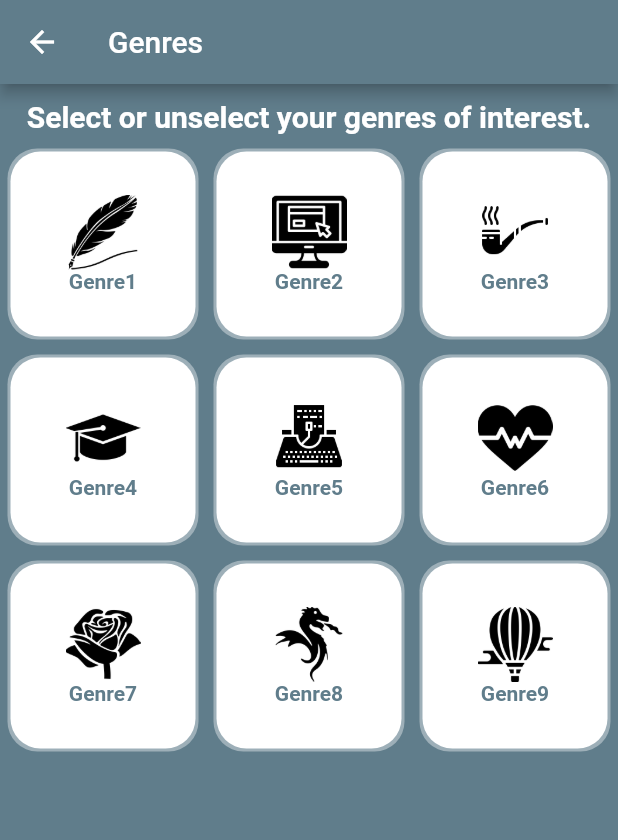
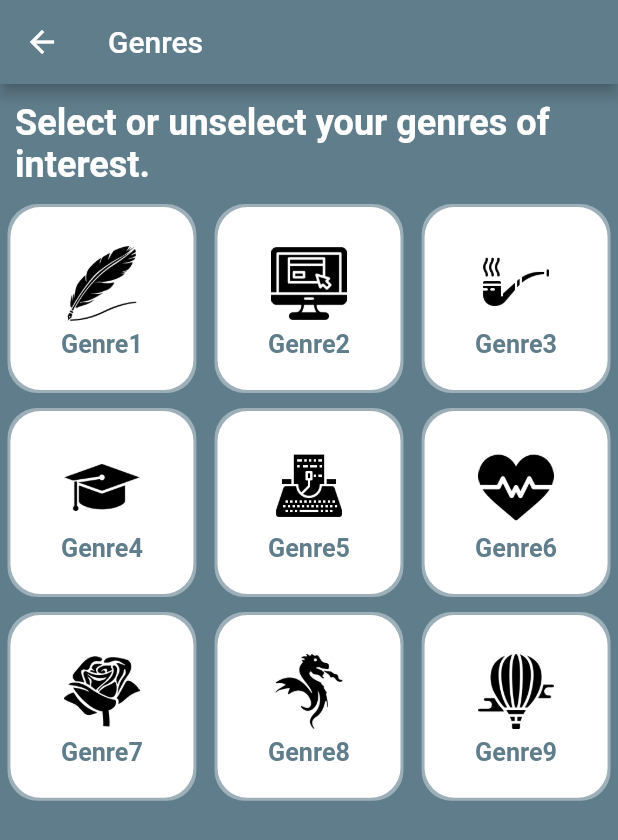
Before and after one commit to Wayabook/BookifyMultiplatformApp, a Flutter app: the ProfilePage screen opened directly, after a tap on "Add Genre", on a phone screen of 412 x 824 dp. Shown: the top 840 px of the screen. Run offline on Flutter 3.47's test engine with Material 2 defaults, Android fonts, the phone set to English and light mode, and no system bars; our stand-ins replace auto_size_text, bordered_text, confetti, flutter_rating_bar, flutter_svg, flutter_swiper and 3 more; missing offline and left inert: custom_navigator, flutter_page_indicator; network calls fail.

Commit message:
[WIP] Make app responsive. Genres Grids made responsive.

```diff
--- a/lib/LayoutWidgets/Cards/genre_card.dart
+++ b/lib/LayoutWidgets/Cards/genre_card.dart
@@ -2,6 +2,7 @@ import 'package:bookifyapp/Design/constants.dart';
 import 'package:bookifyapp/Enums/button_type.dart';
 import 'package:bookifyapp/LayoutWidgets/Cards/genre_container.dart';
 import 'package:bookifyapp/Models/Genre.dart';
+import 'package:bookifyapp/SizeConfig.dart';
 import 'package:bordered_text/bordered_text.dart';
 import 'package:flutter/material.dart';
 
@@ -23,16 +24,20 @@ class GenreCard extends StatelessWidget {
           onAddGenrePressed(ButtonType.edit_genres_list, context);
         },
         child: Card(
-          margin: EdgeInsets.all(10),
+          margin: EdgeInsets.all((1.46 * SizeConfig.heightMultiplier)),
           shape: RoundedRectangleBorder(
-            borderRadius: BorderRadius.circular(20.0),
+            borderRadius: BorderRadius.circular(
+                (4.86 * SizeConfig.imageSizeMultiplier)
+            ),
           ),
-          elevation: 10,
+          elevation: (1.46 * SizeConfig.heightMultiplier),
           child: Container(
-              width: 110,
+              width: (26.76 * SizeConfig.widthMultiplier),
               //height: double.infinity,
               decoration: BoxDecoration(
-                  borderRadius: BorderRadius.circular(20),
+                  borderRadius: BorderRadius.circular(
+                      (4.86 * SizeConfig.imageSizeMultiplier)
+                  ),
                   color: kPrimaryLightColor
               ),
               child: Center(
@@ -43,7 +48,7 @@ class GenreCard extends StatelessWidget {
                       Icon(
                         Icons.add,
                         color: kPrimaryDarkColor,
-                        size: 50,
+                        size: (12.16 * SizeConfig.imageSizeMultiplier),
                       ),
 
                       Text("Add Genre",
@@ -62,16 +67,18 @@ class GenreCard extends StatelessWidget {
     } else {
       return Card(
           color: kPrimaryDarkColor,
-          margin: EdgeInsets.all(10),
+          margin: EdgeInsets.all((1.46 * SizeConfig.heightMultiplier)),
           shape: RoundedRectangleBorder(
-            borderRadius: BorderRadius.circular(20.0),
+            borderRadius: BorderRadius.circular(
+                (4.86 * SizeConfig.imageSizeMultiplier)
+            ),
           ),
-          elevation: 10,
+          elevation: (1.46 * SizeConfig.heightMultiplier),
           child: Row(
             children: <Widget>[
               Container(
-                  width: 50,
-                  height: 100,
+                  width: (12.16 * SizeConfig.widthMultiplier),
+                  height: (53.52 * SizeConfig.widthMultiplier),
                   child: FittedBox(
                     fit: BoxFit.contain,
                     child: BorderedText(
--- a/lib/LayoutWidgets/Cards/genre_container.dart
+++ b/lib/LayoutWidgets/Cards/genre_container.dart
@@ -1,5 +1,6 @@
 import 'package:bookifyapp/Design/constants.dart';
 import 'package:bookifyapp/Models/Genre.dart';
+import 'package:bookifyapp/SizeConfig.dart';
 import 'package:flutter/material.dart';
 
 class GenreContainer extends StatelessWidget {
@@ -8,15 +9,17 @@ class GenreContainer extends StatelessWidget {
   double width;
   double height;
 
-  GenreContainer(this.genre, {this.width = 110, this.height = double.infinity});
+  GenreContainer(this.genre, {this.width = 0, this.height = double.infinity});
 
   @override
   Widget build(BuildContext context) {
+    if(this.width == 0)
+      this.width = (16.17 * SizeConfig.widthMultiplier);
     return Container(
         width: width,
         height: height,
         decoration: BoxDecoration(
-            borderRadius: BorderRadius.circular(20),
+            borderRadius: BorderRadius.circular((4.86 * SizeConfig.imageSizeMultiplier)),
             color: kPrimaryLightColor
         ),
         child: Center(
@@ -26,8 +29,8 @@ class GenreContainer extends StatelessWidget {
               children: <Widget>[
                 Image.asset(
                   "images/" + genre.picture,
-                  height: 50,
-                  width: 50,
+                  height: (7.32 * SizeConfig.heightMultiplier),
+                  width: (12.16 * SizeConfig.widthMultiplier),
                 ),
 
                 Text(genre.name,
@@ -35,6 +38,7 @@ class GenreContainer extends StatelessWidget {
                   style: TextStyle(
                     color: kPrimaryDarkColor,
                     fontWeight: FontWeight.bold,
+                    fontSize: (2.04 * SizeConfig.textMultiplier)
                   ),
                 )
               ],
--- a/lib/LayoutWidgets/Grids/genres_grid.dart
+++ b/lib/LayoutWidgets/Grids/genres_grid.dart
@@ -4,6 +4,8 @@ import 'package:bookifyapp/Models/Genre.dart';
 import 'package:flutter/material.dart';
 import 'package:bookifyapp/Models/User.dart';
 import 'package:provider/provider.dart';
+
+import '../../SizeConfig.dart';
 
 
 
@@ -53,14 +55,14 @@ class _GenresGrid extends State<GenresGrid> with TickerProviderStateMixin{
         key: UniqueKey(),
         shrinkWrap: true,
         crossAxisCount: 3,
-        mainAxisSpacing: 10.0,
-        crossAxisSpacing: 10.0,
+        mainAxisSpacing: (2.43 * SizeConfig.widthMultiplier),
+        crossAxisSpacing: (1.47 * SizeConfig.heightMultiplier),
         children: List.generate(widget.genres.length, (index) {
           return Container(
               width: (MediaQuery.of(context).size.width / 3),
               height: (MediaQuery.of(context).size.height / 4),
               decoration: BoxDecoration(
-                borderRadius: BorderRadius.circular(20),
+                borderRadius: BorderRadius.circular((4.86 * SizeConfig.imageSizeMultiplier)),
                 color: genresOfInterest.contains(widget.genres[index]) ? kGreenLightColor : kSecondaryLightColor,
               ),
               child:  GestureDetector(
@@ -68,8 +70,13 @@ class _GenresGrid extends State<GenresGrid> with TickerProviderStateMixin{
                     _setGenresList(index);
                   },
                   child: Padding(
-                    padding: EdgeInsets.all(genresOfInterest.contains(widget.genres[index]) ? 4 : 2),
-                    child: GenreContainer(widget.genres[index], width: (MediaQuery.of(context).size.width / 3) -10 , height: (MediaQuery.of(context).size.height / 4) - 10, ),
+                    padding: EdgeInsets.all(
+                        genresOfInterest.contains(widget.genres[index]) ? (0.97 * SizeConfig.imageSizeMultiplier) : (0.48 * SizeConfig.imageSizeMultiplier)
+                    ),
+                    child: GenreContainer(
+                      widget.genres[index], width: (MediaQuery.of(context).size.width / 3) - (2.43 * SizeConfig.widthMultiplier),
+                      height: (MediaQuery.of(context).size.height / 4) - (1.47 * SizeConfig.heightMultiplier),
+                    ),
                   )
               )
           );
--- a/lib/LayoutWidgets/Lists/horizontal_genres_list.dart
+++ b/lib/LayoutWidgets/Lists/horizontal_genres_list.dart
@@ -1,6 +1,7 @@
 import 'package:bookifyapp/Design/constants.dart';
 import 'package:bookifyapp/Enums/button_type.dart';
 import 'package:bookifyapp/LayoutWidgets/Cards/genre_card.dart';
+import 'package:bookifyapp/SizeConfig.dart';
 import 'package:flutter/material.dart';
 import 'package:bookifyapp/Models/Genre.dart';
 import 'package:bookifyapp/Enums/list_type.dart';
@@ -33,7 +34,12 @@ class HorizontalGenresList extends StatelessWidget {
     _createListItems();
     return Container(
       child: Card(
-        margin: EdgeInsets.fromLTRB(5, 0, 5, 10),
+        margin: EdgeInsets.fromLTRB(
+            (1.21 * SizeConfig.widthMultiplier),
+            0,
+            (1.21 * SizeConfig.widthMultiplier),
+            (1.46 * SizeConfig.heightMultiplier)
+        ),
         color: kPrimaryDarkColor,
         child: _createListView(),
       ),
@@ -43,7 +49,7 @@ class HorizontalGenresList extends StatelessWidget {
 
   _createListView(){
     return Container(
-      height: 100,
+      height: (14.64 * SizeConfig.heightMultiplier),
       width: double.infinity,
       child: ListView.builder(
         scrollDirection: Axis.horizontal,
--- a/lib/Pages/FirstTimeForm/first_time_form_page.dart
+++ b/lib/Pages/FirstTimeFormPage/first_time_form_page.dart
@@ -119,7 +119,10 @@ class _FirstTimeFormPage extends State<FirstTimeFormPage> with TickerProviderSta
                         pagination: SwiperPagination(
                           margin: new EdgeInsets.all((1.21 * SizeConfig.widthMultiplier)),
                           builder: new DotSwiperPaginationBuilder(
-                          color: Colors.grey, activeColor: Colors.blue),
+                              color: Colors.grey,
+                              activeColor: Colors.blue,
+                              size: 3.64 * SizeConfig.imageSizeMultiplier
+                          ),
                         ),
                         itemBuilder: (BuildContext context, int index) {
                           String title = "";
@@ -175,6 +178,10 @@ class _FirstTimeFormPage extends State<FirstTimeFormPage> with TickerProviderSta
             Positioned(
               right: (1.47 * SizeConfig.heightMultiplier),
               bottom: (2.2 * SizeConfig.heightMultiplier),
+              child: Container(
+                width: (12.16 * SizeConfig.imageSizeMultiplier),
+                height: (12.16 * SizeConfig.imageSizeMultiplier),
+                child: FittedBox(
                   child: FloatingActionButton(
                     heroTag: UniqueKey(),
                     backgroundColor: _floatingActionButtonColor,
@@ -182,7 +189,8 @@ class _FirstTimeFormPage extends State<FirstTimeFormPage> with TickerProviderSta
                       turns: animation,
                       child: Icon(
                         _icon,
-                    color:kPrimaryDarkColor
+                        color:kPrimaryDarkColor,
+                        //size: (5.83 * SizeConfig.imageSizeMultiplier),
                       ),
                     ),
                     onPressed: () {
@@ -198,6 +206,8 @@ class _FirstTimeFormPage extends State<FirstTimeFormPage> with TickerProviderSta
                         _goToMainTabPage(context);
                       }
                     },
+                  ),
+                )
               )
             ),
           ],
--- a/lib/Pages/LoginPages/Login/body.dart
+++ b/lib/Pages/LoginPages/Login/body.dart
@@ -1,5 +1,5 @@
 import 'package:bookifyapp/Design/constants.dart';
-import 'package:bookifyapp/Pages/FirstTimeForm/first_time_form_page.dart';
+import 'package:bookifyapp/Pages/FirstTimeFormPage/first_time_form_page.dart';
 import 'package:flutter/material.dart';
 import 'package:bookifyapp/Pages/LoginPages/Login/background.dart';
 import 'package:bookifyapp/Pages/LoginPages/Components/already_have_an_account_acheck.dart';
--- a/lib/Pages/LoginPages/Signup/body.dart
+++ b/lib/Pages/LoginPages/Signup/body.dart
@@ -1,5 +1,5 @@
 import 'package:bookifyapp/Design/constants.dart';
-import 'package:bookifyapp/Pages/FirstTimeForm/first_time_form_page.dart';
+import 'package:bookifyapp/Pages/FirstTimeFormPage/first_time_form_page.dart';
 import 'package:flutter/material.dart';
 import 'package:bookifyapp/Pages/LoginPages/Login/login_page.dart';
 import 'package:bookifyapp/Pages/LoginPages/Signup/background.dart';
--- a/lib/Pages/genres_page.dart
+++ b/lib/Pages/genres_page.dart
@@ -1,6 +1,7 @@
 import 'package:bookifyapp/Design/constants.dart';
 import 'package:bookifyapp/LayoutWidgets/Grids/genres_grid.dart';
 import 'package:bookifyapp/Models/Genre.dart';
+import 'package:bookifyapp/SizeConfig.dart';
 import 'package:flutter/cupertino.dart';
 import 'package:flutter/material.dart';
 import 'package:bookifyapp/Models/User.dart';
@@ -16,18 +17,28 @@ class GenresPage extends StatelessWidget {
       backgroundColor: kPrimaryDarkColor,
       body: SingleChildScrollView(
         child: Padding(
-          padding: EdgeInsets.fromLTRB(5, 10, 5, 10),
+          padding: EdgeInsets.fromLTRB(
+              (1.21 * SizeConfig.widthMultiplier),
+              (1.46 * SizeConfig.heightMultiplier),
+              (1.21 * SizeConfig.widthMultiplier),
+              (1.46 * SizeConfig.heightMultiplier)
+          ),
           child: Column(
             children: [
               Padding(
-                padding: EdgeInsets.fromLTRB(5, 0, 5, 10),
+                padding: EdgeInsets.fromLTRB(
+                    (1.21 * SizeConfig.widthMultiplier),
+                    0,
+                    (1.21 * SizeConfig.widthMultiplier),
+                    (1.46 * SizeConfig.heightMultiplier)
+                ),
                 child: Text(
                   "Select or unselect your genres of interest.",
                   textAlign: TextAlign.left,
-                  overflow: TextOverflow.ellipsis,
+                  overflow: TextOverflow.clip,
                   style: TextStyle(
                     fontWeight: FontWeight.bold,
-                    fontSize: 20,
+                    fontSize: (2.92 * SizeConfig.textMultiplier),
                     color: kPrimaryLightColor
                   )
                 ),
```
Also changed, not shown: lib/LayoutWidgets/Lists/list_title.dart (+6 -2 lines), 1 other file. Lines whose indentation alone changed are shown as unchanged.
